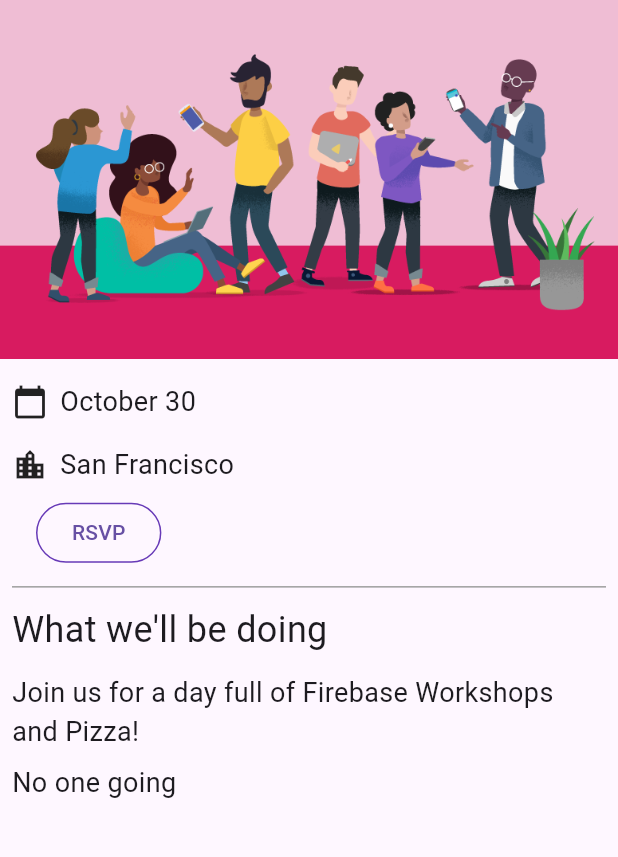
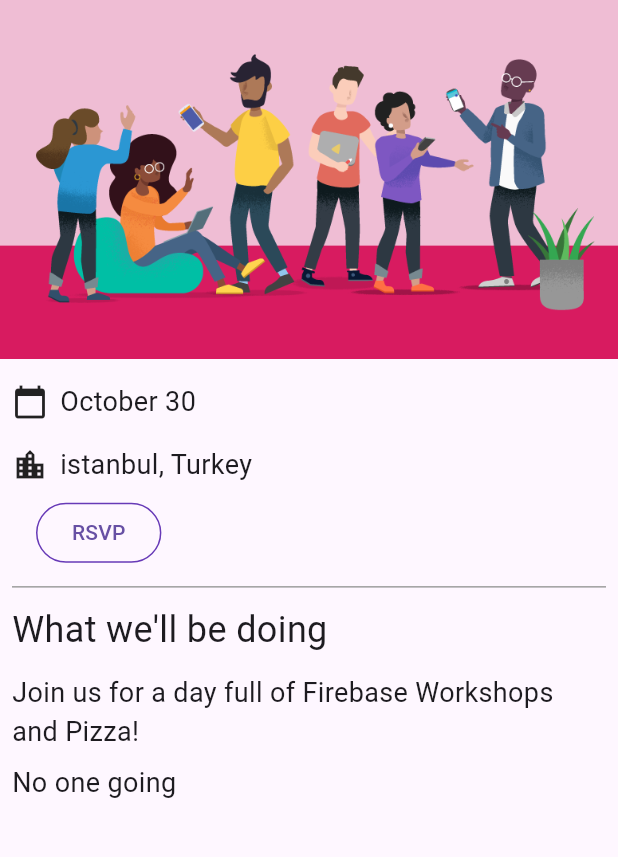
Before and after one commit to halilkoseh/Firebase-for-Flutter, a Flutter app: the screen it shows after launch, on a phone screen of 412 x 824 dp, the part 84-941 px from its top. Run offline on Flutter 3.47's test engine with Material 3 defaults, Android fonts, the phone set to English and light mode, and no system bars; our stand-ins replace cloud_firestore, firebase_auth, firebase_core, go_router, google_fonts; missing offline and left inert: firebase_ui_auth; accounts and stored records are empty.

Commit message:
ISTANBUL

```diff
--- a/lib/home_page.dart
+++ b/lib/home_page.dart
@@ -26,7 +26,7 @@ class HomePage extends StatelessWidget {
           Image.asset('assets/codelab.png'),
           const SizedBox(height: 8),
           const IconAndDetail(Icons.calendar_today, 'October 30'),
-          const IconAndDetail(Icons.location_city, 'San Francisco'),
+          const IconAndDetail(Icons.location_city, 'istanbul, Turkey'),
           // Add from here
           Consumer<ApplicationState>(
             builder: (context, appState, _) => AuthFunc(
```
